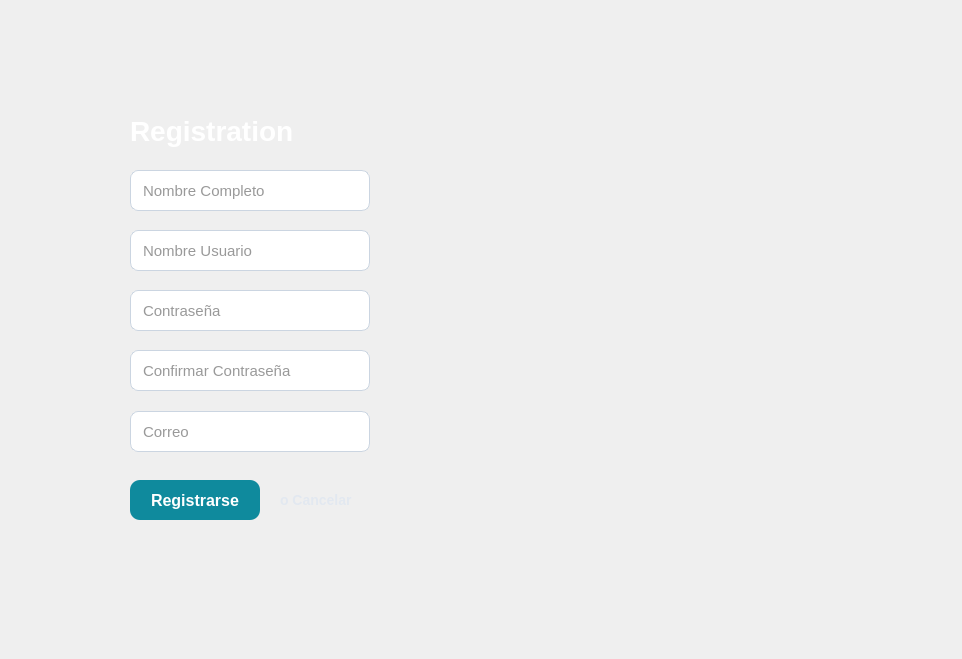
Qt form Proyecto/src/vista/Ui/VistaLogReg.ui (OscarCollantesPenalba/Paladex) before a commit.
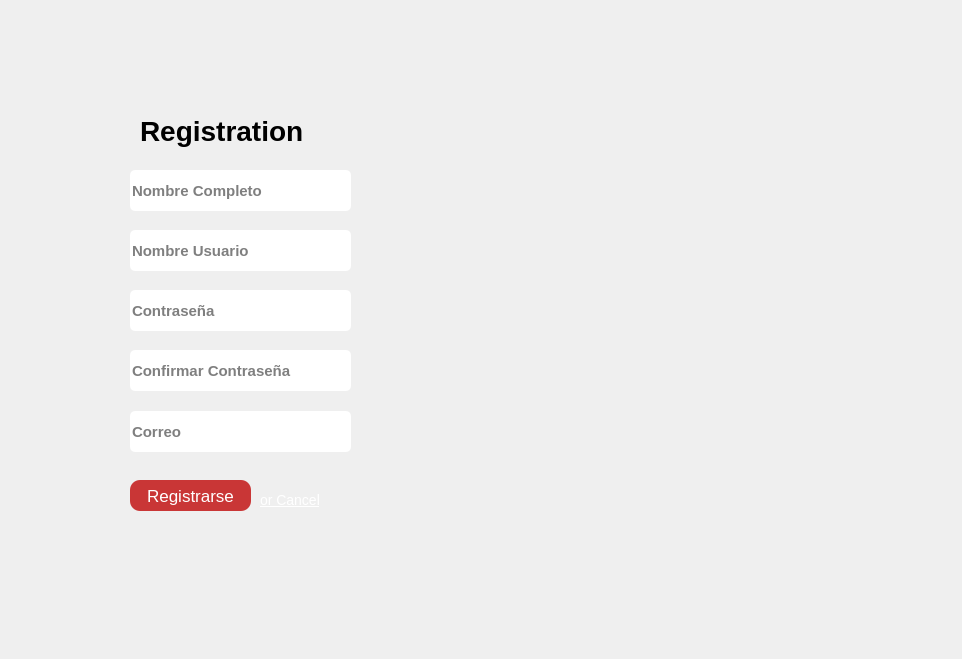
The same form after that commit. The open tabs and pages were chosen to show the change. Icons and pictures are not drawn.

```diff
--- a/Proyecto/src/vista/Ui/VistaLogReg.ui
+++ b/Proyecto/src/vista/Ui/VistaLogReg.ui
@@ -322,7 +322,63 @@
       <property name="styleSheet">
        <string notr="true"/>
       </property>
-      
+      <widget class="QLineEdit" name="Usuario_2">
+       <property name="geometry">
+        <rect>
+         <x>130</x>
+         <y>230</y>
+         <width>221</width>
+         <height>41</height>
+        </rect>
+       </property>
+       <property name="font">
+        <font>
+         <pointsize>11</pointsize>
+         <weight>75</weight>
+         <bold>true</bold>
+        </font>
+       </property>
+       <property name="styleSheet">
+        <string notr="true">background-color: white;
+border-radius: 5
+</string>
+       </property>
+       <property name="text">
+        <string/>
+       </property>
+       <property name="placeholderText">
+        <string>Nombre Usuario</string>
+       </property>
+      </widget>
+      <widget class="QLineEdit" name="Contrasena_2">
+       <property name="geometry">
+        <rect>
+         <x>130</x>
+         <y>290</y>
+         <width>221</width>
+         <height>41</height>
+        </rect>
+       </property>
+       <property name="font">
+        <font>
+         <pointsize>11</pointsize>
+         <weight>75</weight>
+         <bold>true</bold>
+        </font>
+       </property>
+       <property name="styleSheet">
+        <string notr="true">background-color: white;
+
+border-radius: 5
+</string>
+       </property>
+       <property name="echoMode">
+        <enum>QLineEdit::Password</enum>
+       </property>
+       <property name="placeholderText">
+        <string>Contraseña</string>
+       </property>
+      </widget>
       <widget class="QLabel" name="label_51">
        <property name="geometry">
         <rect>
@@ -349,107 +405,30 @@
         <bool>false</bool>
        </property>
       </widget>
-
-      <widget class="QLineEdit" name="Usuario_2">
-       <property name="geometry">
-        <rect>
-         <x>130</x>
-         <y>230</y>
-         <width>240</width>
-         <height>41</height>
-        </rect>
-       </property>
-       <property name="font">
-        <font>
-         <family>Segoe UI</family>
-         <pointsize>11</pointsize>
-        </font>
-       </property>
-       <property name="styleSheet">
-        <string notr="true">QLineEdit {
-    background-color: white;
-    border: 1px solid #CBD5E1;
-    border-radius: 8px;
-    padding-left: 10px;
-    color: #333333;
-}
-QLineEdit:focus {
-    border: 2px solid #FFFFFF;
-}</string>
-       </property>
-       <property name="text">
-        <string/>
-       </property>
-       <property name="placeholderText">
-        <string>Nombre Usuario</string>
-       </property>
-      </widget>
-      <widget class="QLineEdit" name="Contrasena_2">
-       <property name="geometry">
-        <rect>
-         <x>130</x>
-         <y>290</y>
-         <width>240</width>
-         <height>41</height>
-        </rect>
-       </property>
-       <property name="font">
-        <font>
-         <family>Segoe UI</family>
-         <pointsize>11</pointsize>
-        </font>
-       </property>
-       <property name="styleSheet">
-        <string notr="true">QLineEdit {
-    background-color: white;
-    border: 1px solid #CBD5E1;
-    border-radius: 8px;
-    padding-left: 10px;
-    color: #333333;
-}
-QLineEdit:focus {
-    border: 2px solid #FFFFFF;
-}</string>
-       </property>
-       <property name="echoMode">
-        <enum>QLineEdit::Password</enum>
-       </property>
-       <property name="placeholderText">
-        <string>Contraseña</string>
-       </property>
-      </widget>
       <widget class="QPushButton" name="BotonRegister_2">
        <property name="geometry">
         <rect>
          <x>130</x>
          <y>480</y>
-         <width>130</width>
-         <height>40</height>
+         <width>121</width>
+         <height>31</height>
         </rect>
        </property>
        <property name="font">
         <font>
-         <family>Segoe UI</family>
-         <pointsize>12</pointsize>
-         <bold>true</bold>
+         <pointsize>13</pointsize>
+         <weight>50</weight>
+         <bold>false</bold>
         </font>
        </property>
        <property name="cursor">
         <cursorShape>PointingHandCursor</cursorShape>
        </property>
        <property name="styleSheet">
-        <string notr="true">QPushButton {
-    background-color: #0F8A9D;
-    color: white;
-    border: none;
-    border-radius: 10px;
-}
-QPushButton:hover {
-    background-color: #17A6BC;
-}
-QPushButton:pressed {
-    background-color: #0A6D7D;
-}</string>
+        <string notr="true">background-color: #C93636;
+border-radius: 10;
+color: white
+</string>
        </property>
        <property name="text">
         <string>Registrarse</string>
@@ -459,18 +438,14 @@
       <widget class="QLabel" name="label_52">
        <property name="geometry">
         <rect>
-         <x>500</x>
-         <y>140</y>
-         <width>411</width>
+         <x>520</x>
+         <y>100</y>
+         <width>401</width>
          <height>361</height>
         </rect>
        </property>
        <property name="styleSheet">
-        <string notr="true">#label_52 {
-    background-color: transparent;
-    background: transparent;
-    border: none;
-}</string>
+        <string notr="true">background: transparent;</string>
        </property>
        <property name="text">
         <string/>
@@ -485,18 +460,18 @@
       <widget class="QLabel" name="label_53">
        <property name="geometry">
         <rect>
-         <x>130</x>
+         <x>140</x>
          <y>110</y>
-         <width>221</width>
+         <width>181</width>
          <height>41</height>
         </rect>
        </property>
        <property name="styleSheet">
         <string notr="true">background-color: transparent;
-font-family: &quot;Segoe UI&quot;;
-font-size: 28px;
-font-weight: bold;
-color: white;</string>
+border-bottom-color: rgb(255, 255, 255);
+    font-size: 28px;
+    font-weight: bold;
+    color: black;</string>
        </property>
        <property name="text">
         <string>Registration</string>
@@ -507,7 +482,7 @@
         <rect>
          <x>50</x>
          <y>100</y>
-         <width>61</width>
+         <width>81</width>
          <height>61</height>
         </rect>
        </property>
@@ -529,27 +504,21 @@
         <rect>
          <x>130</x>
          <y>170</y>
-         <width>240</width>
+         <width>221</width>
          <height>41</height>
         </rect>
        </property>
        <property name="font">
         <font>
-         <family>Segoe UI</family>
          <pointsize>11</pointsize>
+         <weight>75</weight>
+         <bold>true</bold>
         </font>
        </property>
        <property name="styleSheet">
-        <string notr="true">QLineEdit {
-    background-color: white;
-    border: 1px solid #CBD5E1;
-    border-radius: 8px;
-    padding-left: 10px;
-    color: #333333;
-}
-QLineEdit:focus {
-    border: 2px solid #FFFFFF;
-}</string>
+        <string notr="true">background-color: white;
+border-radius: 5
+</string>
        </property>
        <property name="text">
         <string/>
@@ -563,27 +532,22 @@
         <rect>
          <x>130</x>
          <y>350</y>
-         <width>240</width>
+         <width>221</width>
          <height>41</height>
         </rect>
        </property>
        <property name="font">
         <font>
-         <family>Segoe UI</family>
          <pointsize>11</pointsize>
+         <weight>75</weight>
+         <bold>true</bold>
         </font>
        </property>
        <property name="styleSheet">
-        <string notr="true">QLineEdit {
-    background-color: white;
-    border: 1px solid #CBD5E1;
-    border-radius: 8px;
-    padding-left: 10px;
-    color: #333333;
-}
-QLineEdit:focus {
-    border: 2px solid #FFFFFF;
-}</string>
+        <string notr="true">background-color: white;
+
+border-radius: 5
+</string>
        </property>
        <property name="echoMode">
         <enum>QLineEdit::Password</enum>
@@ -597,27 +561,22 @@
         <rect>
          <x>130</x>
          <y>411</y>
-         <width>240</width>
+         <width>221</width>
          <height>41</height>
         </rect>
        </property>
        <property name="font">
         <font>
-         <family>Segoe UI</family>
          <pointsize>11</pointsize>
+         <weight>75</weight>
+         <bold>true</bold>
         </font>
        </property>
        <property name="styleSheet">
-        <string notr="true">QLineEdit {
-    background-color: white;
-    border: 1px solid #CBD5E1;
-    border-radius: 8px;
-    padding-left: 10px;
-    color: #333333;
-}
-QLineEdit:focus {
-    border: 2px solid #FFFFFF;
-}</string>
+        <string notr="true">background-color: white;
+
+border-radius: 5
+</string>
        </property>
        <property name="placeholderText">
         <string>Correo</string>
@@ -626,33 +585,20 @@
       <widget class="QLabel" name="LabelCancelar">
        <property name="geometry">
         <rect>
-         <x>280</x>
+         <x>260</x>
          <y>490</y>
-         <width>81</width>
+         <width>61</width>
          <height>20</height>
         </rect>
        </property>
-       <property name="font">
-        <font>
-         <family>Segoe UI</family>
-         <bold>true</bold>
-        </font>
-       </property>
-       <property name="cursor">
-        <cursorShape>PointingHandCursor</cursorShape>
-       </property>
        <property name="styleSheet">
-        <string notr="true">QLabel {
-    background-color: transparent;
-    font-size: 14px;
-    color: #E2E8F0;
-}
-QLabel:hover {
-    color: #FFFFFF;
-}</string>
+        <string notr="true">background-color:transparent;
+font-size:14px;
+color:white;
+text-decoration:underline</string>
        </property>
        <property name="text">
-        <string>o Cancelar</string>
+        <string>or Cancel</string>
        </property>
       </widget>
      </widget>
```
Left out of the diff: 290 changed lines with no effect on the pictures.
